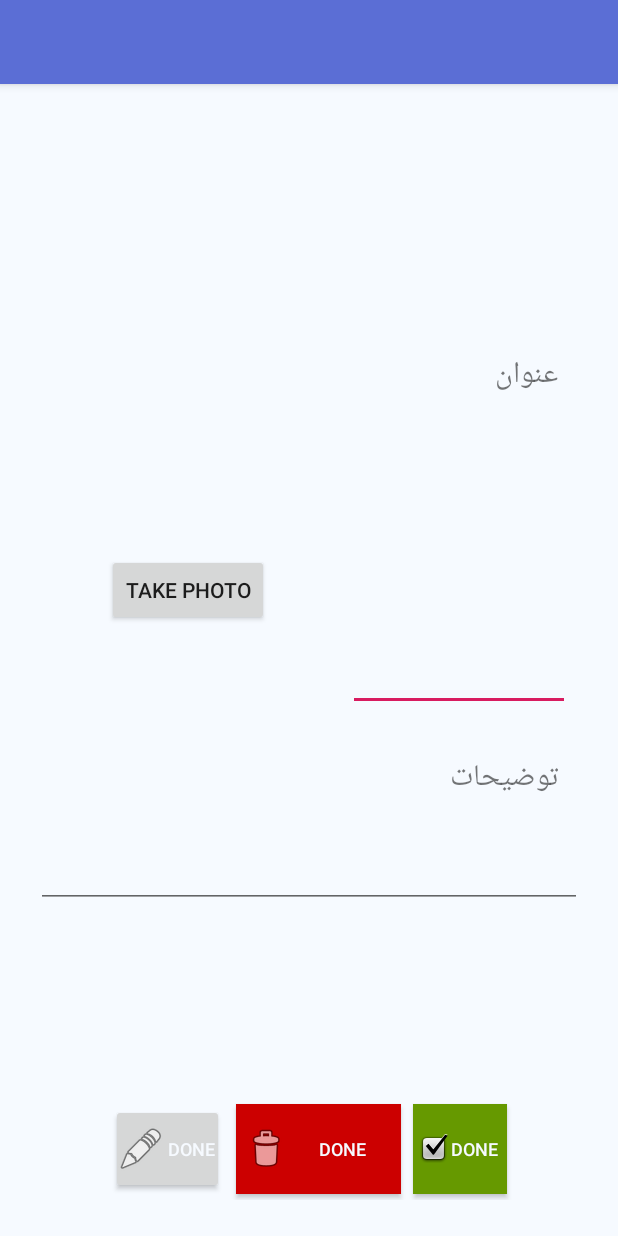
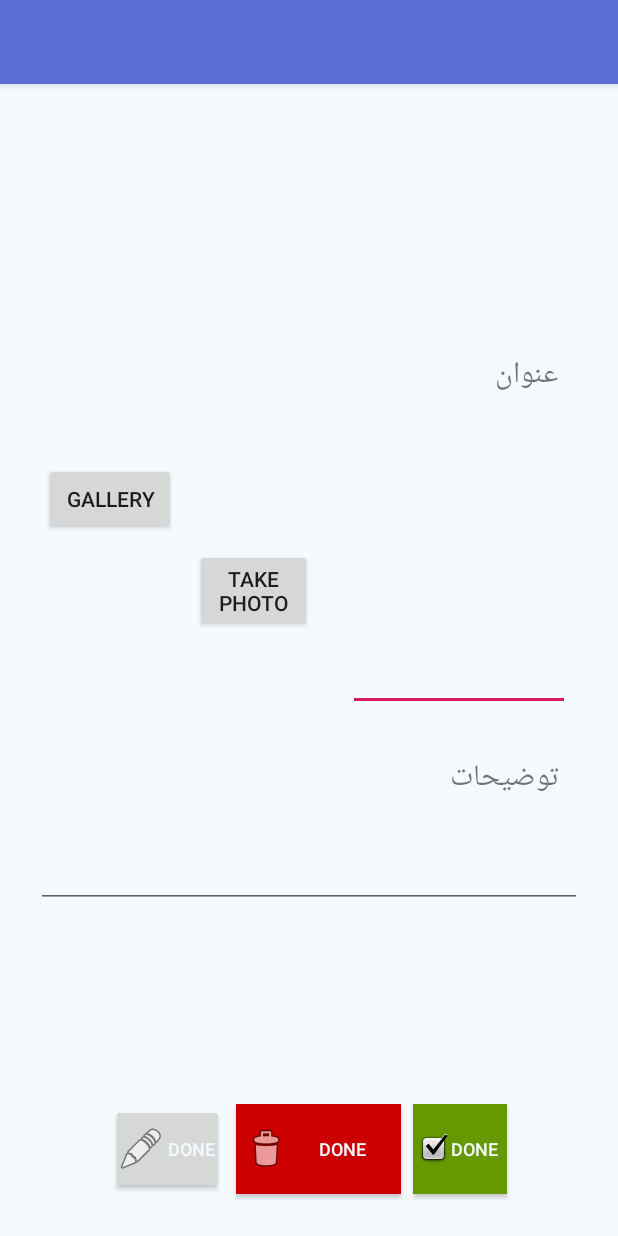
Before and after one commit to mktahmasbi1989/HW7_ORM, an Android app: the fragment ShowTaskDetailDialog placed in its activity, after a tap on "ویرایش", on a phone screen of 412 x 824 dp. Run offline under Robolectric (Android 15) with nearby library versions, the phone set to English and light mode, and no system bars; 16 statements that could not run were skipped.

```diff
--- a/app/src/main/java/com/example/mohamdkazem/advancetodolist/ShowTaskDetailDialog.java
+++ b/app/src/main/java/com/example/mohamdkazem/advancetodolist/ShowTaskDetailDialog.java
@@ -1,6 +1,7 @@
 package com.example.mohamdkazem.advancetodolist;
 
 import android.content.Intent;
+import android.graphics.Bitmap;
 import android.os.Bundle;
 import android.support.annotation.NonNull;
 import android.support.annotation.Nullable;
@@ -9,11 +10,14 @@ import android.view.LayoutInflater;
 import android.view.View;
 import android.view.ViewGroup;
 import android.widget.Button;
+import android.widget.ImageView;
 import android.widget.TextView;
 
 import com.example.mohamdkazem.advancetodolist.Model.Task;
 import com.example.mohamdkazem.advancetodolist.Model.TasksRepository;
+import com.example.mohamdkazem.advancetodolist.utils.PictureUtils;
 
+import java.io.File;
 import java.text.SimpleDateFormat;
 import java.util.Date;
 
@@ -24,6 +28,8 @@ public class ShowTaskDetailDialog extends DialogFragment {
     private TextView mTextTitle,mTextTime,mTextDetail,mTextDate;
     private Button mBtnEdit;
     private Long taskId;
+    private File mPhotoFile;
+    private ImageView mImgTask;
 
 
 
@@ -41,6 +47,7 @@ public class ShowTaskDetailDialog extends DialogFragment {
         super.onCreate(savedInstanceState);
         taskId=getArguments().getLong(ARG_TASK);
         mTask= TasksRepository.getInstance(getActivity()).getTaskORm(taskId);
+        mPhotoFile = TasksRepository.getInstance(getActivity()).getPhotoFile(mTask);
     }
 
     @Nullable
@@ -48,6 +55,15 @@ public class ShowTaskDetailDialog extends DialogFragment {
     public View onCreateView(@NonNull LayoutInflater inflater, @Nullable ViewGroup container, @Nullable Bundle savedInstanceState) {
         View view=inflater.inflate(R.layout.task_detail_dialog,container,false);
         initDialog(view);
+        if (mPhotoFile == null || !mPhotoFile.exists()) {
+            mImgTask.setImageDrawable(null);
+        } else {
+            Bitmap bitmap = PictureUtils.getScaledBitmap(
+                    mPhotoFile.getPath(),
+                    getActivity());
+
+            mImgTask.setImageBitmap(bitmap);
+        }
 
         mTextTitle.setText(mTask.getMTitle());
         mTextDetail.setText(mTask.getMDetail());
@@ -86,5 +102,6 @@ public class ShowTaskDetailDialog extends DialogFragment {
         mTextDate=view.findViewById(R.id.text_date_dialog);
         mTextTime=view.findViewById(R.id.text_time_dialog);
         mBtnEdit=view.findViewById(R.id.btn_edit_dialog);
+        mImgTask=view.findViewById(R.id.img_view_task);
     }
 }
--- a/app/src/main/java/com/example/mohamdkazem/advancetodolist/TaskDetailFragment.java
+++ b/app/src/main/java/com/example/mohamdkazem/advancetodolist/TaskDetailFragment.java
@@ -184,10 +184,7 @@ public class TaskDetailFragment extends Fragment {
                         PackageManager.MATCH_DEFAULT_ONLY);
 
                 for (ResolveInfo activity : activities) {
-                    getActivity().grantUriPermission(
-                            activity.activityInfo.packageName,
-                            uri,
-                            Intent.FLAG_GRANT_WRITE_URI_PERMISSION);
+                    getActivity().grantUriPermission(activity.activityInfo.packageName, uri, Intent.FLAG_GRANT_WRITE_URI_PERMISSION);
                 }
 
                 startActivityForResult(captureIntent, REQ_PHOTOS);
--- a/app/src/main/res/layout/fragment_task_detail.xml
+++ b/app/src/main/res/layout/fragment_task_detail.xml
@@ -187,7 +187,7 @@
 
     <Button
         android:id="@+id/btn_take_photo"
-        android:layout_width="wrap_content"
+        android:layout_width="78dp"
         android:layout_height="wrap_content"
         android:layout_marginStart="8dp"
         android:layout_marginTop="8dp"
@@ -196,6 +196,19 @@
         android:text="take photo"
         app:layout_constraintBottom_toTopOf="@+id/textView7"
         app:layout_constraintEnd_toStartOf="@+id/textView_title_detail"
+        app:layout_constraintHorizontal_bias="0.85"
+        app:layout_constraintStart_toStartOf="parent"
+        app:layout_constraintTop_toBottomOf="@+id/img_task" />
+
+    <Button
+        android:id="@+id/btn_garely"
+        android:layout_width="wrap_content"
+        android:layout_height="wrap_content"
+        android:layout_marginStart="8dp"
+        android:layout_marginTop="8dp"
+        android:layout_marginEnd="8dp"
+        android:text="Gallery"
+        app:layout_constraintEnd_toStartOf="@+id/btn_take_photo"
         app:layout_constraintStart_toStartOf="parent"
         app:layout_constraintTop_toBottomOf="@+id/img_task" />
 </android.support.constraint.ConstraintLayout>
--- a/app/src/main/res/layout/task_detail_dialog.xml
+++ b/app/src/main/res/layout/task_detail_dialog.xml
@@ -120,7 +120,7 @@
         app:layout_constraintStart_toStartOf="parent" />
 
     <ImageView
-        android:id="@+id/imageView"
+        android:id="@+id/img_view_task"
         android:layout_width="100dp"
         android:layout_height="100dp"
         android:layout_marginStart="8dp"
```
Also changed, not shown: app/src/main/java/com/example/mohamdkazem/advancetodolist/AllTasksFragment.java (+0 -53 lines).
